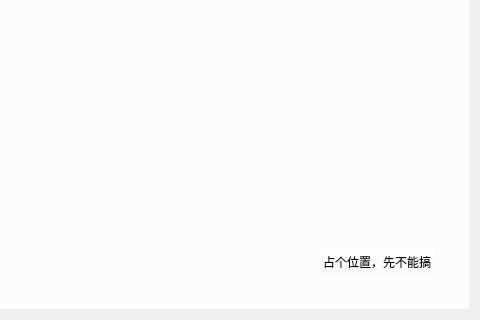
xuanyuanbuchen/LoginWindow, file CashierWindowClass.ui: the form before one commit; both pictures show x 800 to 1280 and y 448 to 768 of the 1280 by 768 pixel window.
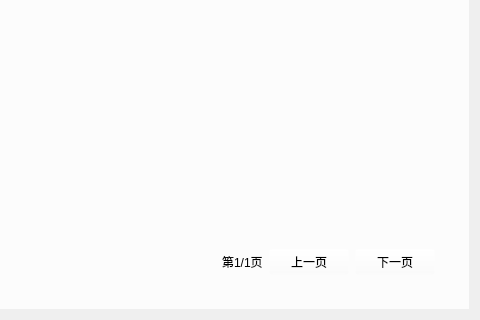
The form after the commit. The open tabs and pages were chosen to show the change. Icons and pictures are not drawn. Custom widgets are drawn as their Qt base class.

Commit message: 添加了对Cashier的Production的Pagination控制

Diff of the .ui file:
```diff
--- a/CashierWindowClass.ui
+++ b/CashierWindowClass.ui
@@ -317,9 +317,23 @@
               </spacer>
              </item>
              <item>
-              <widget class="QPushButton" name="tempBtn">
+              <widget class="QLabel" name="productWidgetPageLabel">
                <property name="text">
-                <string>占个位置，先不能搞</string>
+                <string>第1/1页</string>
+               </property>
+              </widget>
+             </item>
+             <item>
+              <widget class="QPushButton" name="preProductWidgetPageBtn">
+               <property name="text">
+                <string>上一页</string>
+               </property>
+              </widget>
+             </item>
+             <item>
+              <widget class="QPushButton" name="nextProductWidgetPageBtn">
+               <property name="text">
+                <string>下一页</string>
                </property>
               </widget>
              </item>
```
Left out of the diff: 6 changed lines with no effect on the pictures. The commit also changes 5 other files.
